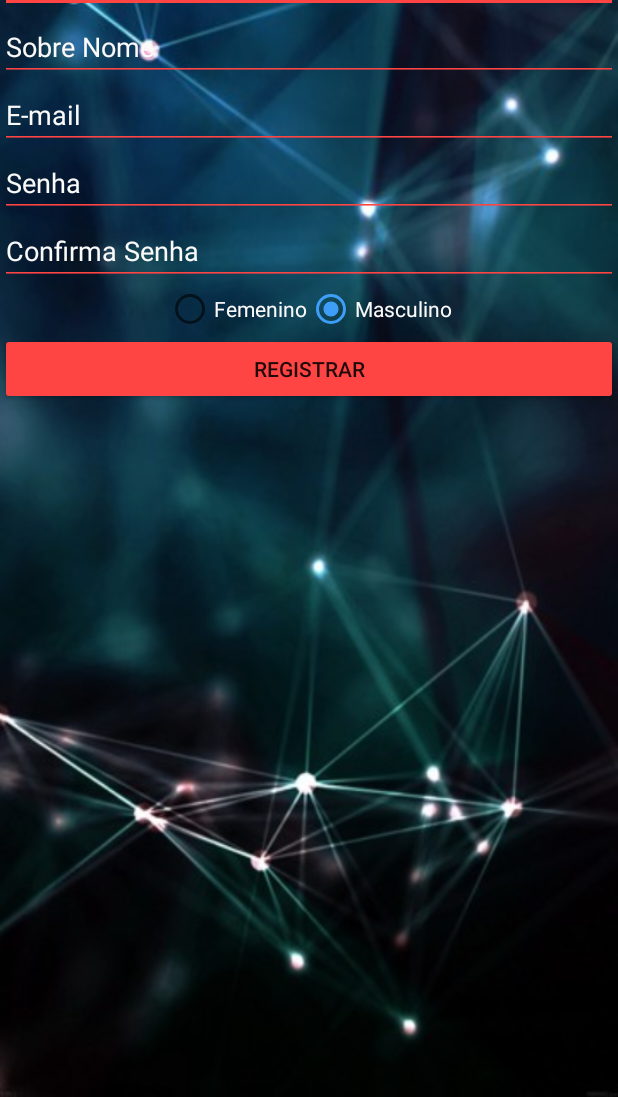
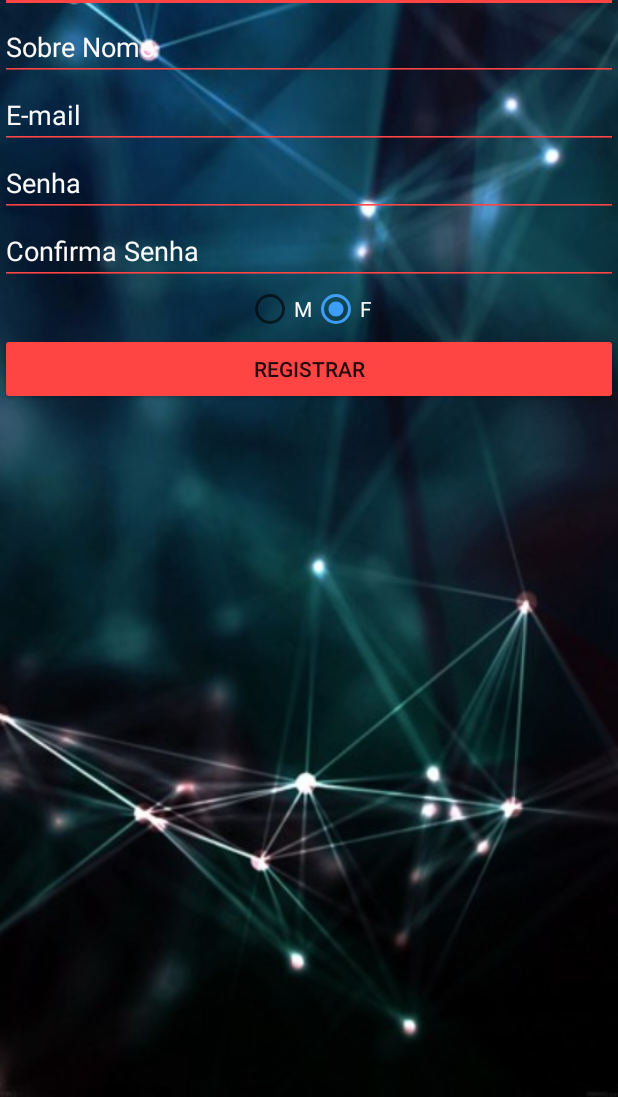
Before and after one commit to WandersonDants/Tcc_Fmu, an Android app: the Cadastro screen opened directly, with no data from a screen before it, on a phone screen of 412 x 824 dp, the part 139-1236 px from its top. Run offline under Robolectric (Android 15) with nearby library versions, the phone set to English and light mode, and no system bars; our stand-ins replace Firebase (no records; nobody signed in at launch, a user with empty details on screens opened directly).

Commit message:
COMMIT ATUALIZAÇÃO NA ACTIVITY_CADASTRO

```diff
--- a/app/src/main/res/layout/activity_cadastro.xml
+++ b/app/src/main/res/layout/activity_cadastro.xml
@@ -76,21 +76,22 @@
                 android:orientation="horizontal">
 
                 <RadioButton
+                    android:id="@+id/rgMasculino"
+                    android:layout_width="wrap_content"
+                    android:layout_height="match_parent"
+                    android:checked="true"
+                    android:text="M"
+                    android:textColor="?android:attr/colorBackground" />
+
+                <RadioButton
                     android:id="@+id/rgFeminino"
                     android:layout_width="wrap_content"
                     android:layout_height="match_parent"
                     android:backgroundTint="@color/colorAccent"
                     android:checked="true"
-                    android:text="Femenino"
+                    android:text="F"
                     android:textColor="?android:attr/colorBackground" />
 
-                <RadioButton
-                    android:id="@+id/rgMasculino"
-                    android:layout_width="wrap_content"
-                    android:layout_height="match_parent"
-                    android:checked="true"
-                    android:text="Masculino"
-                    android:textColor="?android:attr/colorBackground" />
             </RadioGroup>
 
             <Button
```
